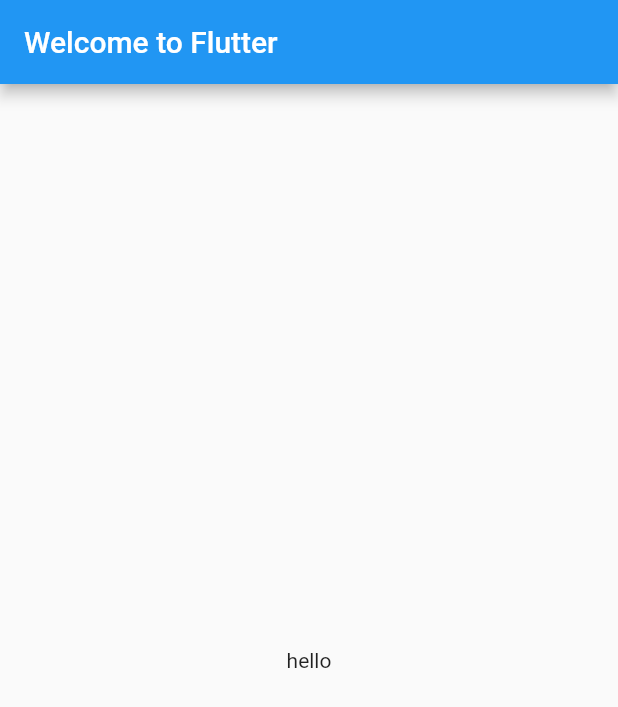
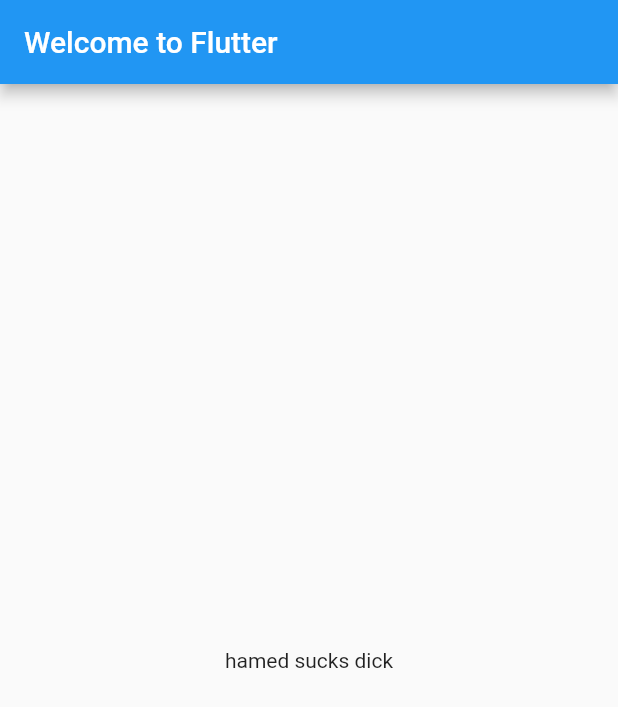
Before and after one commit to Karim-Itani/CMPS-253-PROJ-21, a Flutter app: the screen it shows after launch, on a phone screen of 412 x 824 dp. Shown: the top 707 px of the screen. Run offline on Flutter 3.47's test engine with Material 2 defaults, Android fonts, the phone set to English and light mode, and no system bars.

Commit message:
hamed sucks dick part 2

```diff
--- a/lib/main.dart
+++ b/lib/main.dart
@@ -12,7 +12,7 @@
           title: Text('Welcome to Flutter'),
         ),
         body: Center(
-          child: Text('hello'),
+          child: Text('hamed sucks dick'),
         ),
       ),
     );
```
